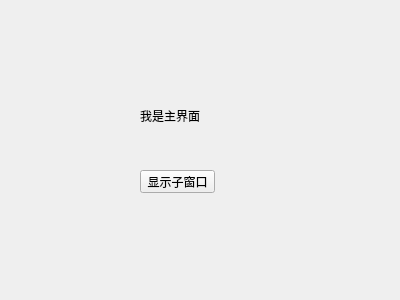
The window that QT/mydialog/mywiget.ui (WeberLiu94/QT) describes before a commit, drawn with Qt 5.
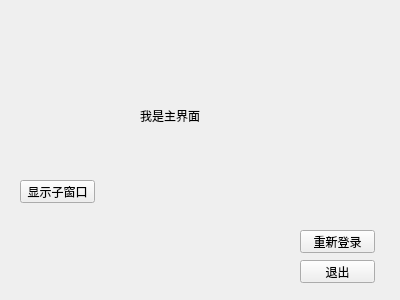
The same window after the commit.

Patch:
```diff
--- a/QT/mydialog/mywiget.ui
+++ b/QT/mydialog/mywiget.ui
@@ -29,8 +29,8 @@
   <widget class="QPushButton" name="showChildButton">
    <property name="geometry">
     <rect>
-     <x>140</x>
-     <y>170</y>
+     <x>20</x>
+     <y>180</y>
      <width>75</width>
      <height>23</height>
     </rect>
@@ -39,6 +39,32 @@
     <string>显示子窗口</string>
    </property>
   </widget>
+  <widget class="QPushButton" name="pushButton">
+   <property name="geometry">
+    <rect>
+     <x>300</x>
+     <y>230</y>
+     <width>75</width>
+     <height>23</height>
+    </rect>
+   </property>
+   <property name="text">
+    <string>重新登录</string>
+   </property>
+  </widget>
+  <widget class="QPushButton" name="pushButton_2">
+   <property name="geometry">
+    <rect>
+     <x>300</x>
+     <y>260</y>
+     <width>75</width>
+     <height>23</height>
+    </rect>
+   </property>
+   <property name="text">
+    <string>退出</string>
+   </property>
+  </widget>
  </widget>
  <layoutdefault spacing="6" margin="11"/>
  <resources/>
```
Left out of the diff: 19 changed lines with no effect on the pictures.
